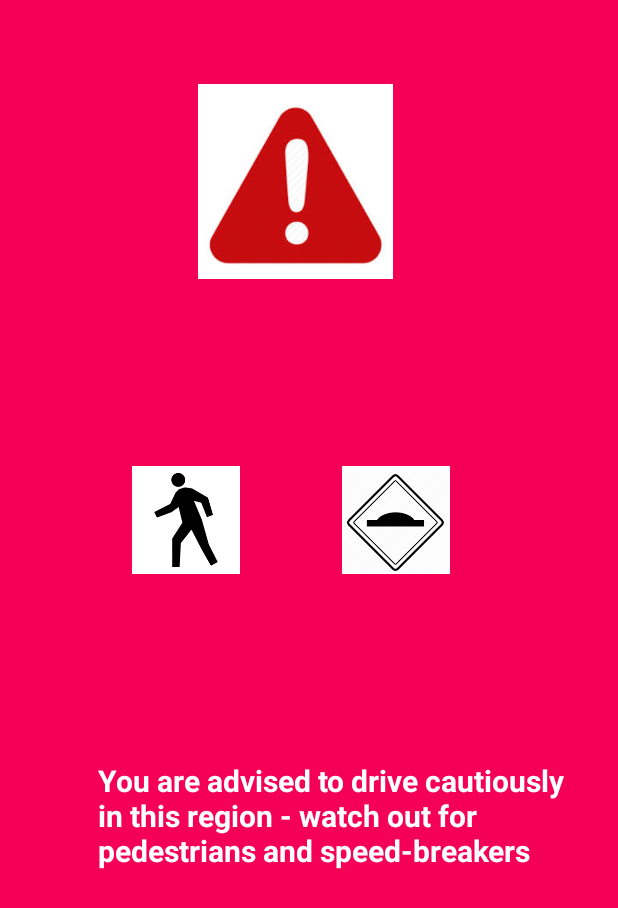
After one commit to navaneethM1/Intel-Data-In-Action, an Android app: the Alert screen opened directly, with no data from a screen before it, on a phone screen of 412 x 824 dp. The commit adds this screen. Shown: the top 908 px of the screen. Run offline under Robolectric (Android 15) with nearby library versions, the phone set to English and light mode, and no system bars.

Commit message:
Updaing app

```diff
--- a/TracknAlert/app/build.gradle
+++ b/TracknAlert/app/build.gradle
@@ -41,3 +41,8 @@ dependencies {
     implementation 'androidx.appcompat:appcompat:+'
     implementation 'androidx.constraintlayout:constraintlayout:+'
 }
+
+dependencies {
+    implementation 'androidx.appcompat:appcompat:+'
+    implementation 'androidx.constraintlayout:constraintlayout:+'
+}
--- a/TracknAlert/app/src/main/AndroidManifest.xml
+++ b/TracknAlert/app/src/main/AndroidManifest.xml
@@ -17,6 +17,7 @@
         android:supportsRtl="true"
         android:theme="@style/AppTheme"
         android:usesCleartextTraffic="true">
+        <activity android:name=".Alert"></activity>
         <activity android:name=".MainActivity">
             <intent-filter>
                 <action android:name="android.intent.action.MAIN" />
--- /dev/null
+++ b/TracknAlert/app/src/main/java/com/example/tracknalert/Alert.java
@@ -0,0 +1,29 @@
+package com.example.tracknalert;
+
+import androidx.appcompat.app.AppCompatActivity;
+
+import android.os.Bundle;
+import android.os.Handler;
+import android.view.Window;
+import android.view.WindowManager;
+
+public class Alert extends AppCompatActivity {
+
+    @Override
+    protected void onCreate(Bundle savedInstanceState) {
+        super.onCreate(savedInstanceState);
+        requestWindowFeature(Window.FEATURE_NO_TITLE);
+        getSupportActionBar().hide();
+        this.getWindow().setFlags(WindowManager.LayoutParams.FLAG_FULLSCREEN,
+                WindowManager.LayoutParams.FLAG_FULLSCREEN);
+
+        setContentView(R.layout.activity_alert);
+        final Handler handler = new Handler();
+        handler.postDelayed(new Runnable() {
+            @Override
+            public void run() {
+                finish();
+            }
+        }, 1000*10);
+    }
+}
--- /dev/null
+++ b/TracknAlert/app/src/main/res/layout/activity_alert.xml
@@ -0,0 +1,57 @@
+<?xml version="1.0" encoding="utf-8"?>
+<androidx.constraintlayout.widget.ConstraintLayout xmlns:android="http://schemas.android.com/apk/res/android"
+    xmlns:app="http://schemas.android.com/apk/res-auto"
+    xmlns:tools="http://schemas.android.com/tools"
+    android:layout_width="match_parent"
+    android:layout_height="match_parent"
+    android:background="#F50057"
+    tools:context=".Alert">
+
+    <TextView
+        android:id="@+id/textView3"
+        android:layout_width="321dp"
+        android:layout_height="179dp"
+        android:text="You are advised to drive cautiously in this region - watch out for pedestrians and speed-breakers"
+        android:textColor="#FFFFFF"
+        android:textSize="20sp"
+        android:textStyle="bold"
+        app:layout_constraintBottom_toBottomOf="parent"
+        app:layout_constraintEnd_toEndOf="parent"
+        app:layout_constraintHorizontal_bias="0.722"
+        app:layout_constraintStart_toStartOf="parent"
+        app:layout_constraintTop_toTopOf="parent"
+        app:layout_constraintVertical_bias="0.786" />
+
+    <ImageView
+        android:id="@+id/imageView"
+        android:layout_width="263dp"
+        android:layout_height="130dp"
+        android:layout_marginTop="56dp"
+        app:layout_constraintEnd_toEndOf="parent"
+        app:layout_constraintHorizontal_bias="0.439"
+        app:layout_constraintStart_toStartOf="parent"
+        app:layout_constraintTop_toTopOf="parent"
+        app:srcCompat="@drawable/alert" />
+
+    <ImageView
+        android:id="@+id/imageView2"
+        android:layout_width="72dp"
+        android:layout_height="81dp"
+        android:layout_marginStart="88dp"
+        app:layout_constraintBottom_toBottomOf="parent"
+        app:layout_constraintStart_toStartOf="parent"
+        app:layout_constraintTop_toTopOf="parent"
+        app:layout_constraintVertical_bias="0.412"
+        app:srcCompat="@drawable/pedes" />
+
+    <ImageView
+        android:id="@+id/imageView3"
+        android:layout_width="72dp"
+        android:layout_height="81dp"
+        android:layout_marginStart="228dp"
+        app:layout_constraintBottom_toBottomOf="parent"
+        app:layout_constraintStart_toStartOf="parent"
+        app:layout_constraintTop_toTopOf="parent"
+        app:layout_constraintVertical_bias="0.412"
+        app:srcCompat="@drawable/sbreak" />
+</androidx.constraintlayout.widget.ConstraintLayout>
```
Also changed, not shown: TracknAlert/app/src/main/java/com/example/tracknalert/MapsActivity.java (+30 -4 lines), TracknAlert/app/src/main/res/drawable/alert.jpeg (added), TracknAlert/app/src/main/res/drawable/pedes.png (added), TracknAlert/app/src/main/res/drawable/sbreak.png (added), 2 other files.
